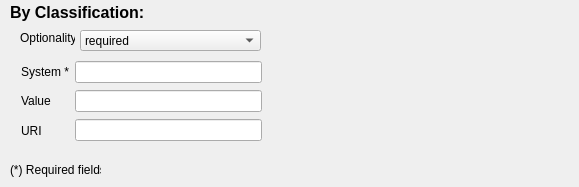
First picture: the form in GUI_Windows/Filters-Requirements/by_classification.ui, repository ivanfelipeib/Masterarbeit, before the edit.
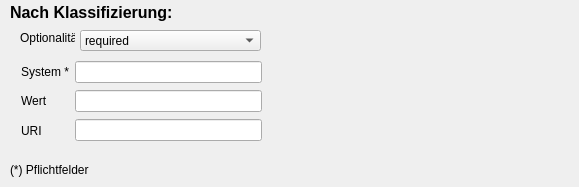
Second picture: the form after the edit.

```diff
--- a/GUI_Windows/Filters-Requirements/by_classification.ui
+++ b/GUI_Windows/Filters-Requirements/by_classification.ui
@@ -32,7 +32,7 @@
      </font>
     </property>
     <property name="text">
-     <string>By Classification:</string>
+     <string>Nach Klassifizierung:</string>
     </property>
    </widget>
    <widget class="QLabel" name="label_3">
@@ -45,7 +45,7 @@
      </rect>
     </property>
     <property name="text">
-     <string>(*) Required fields</string>
+     <string>(*) Pflichtfelder</string>
     </property>
    </widget>
    <widget class="QWidget" name="layoutWidget">
@@ -70,7 +70,7 @@
        <item>
         <widget class="QLabel" name="lbl_value">
          <property name="text">
-          <string>Value</string>
+          <string>Wert</string>
          </property>
         </widget>
        </item>
@@ -133,7 +133,7 @@
      </rect>
     </property>
     <property name="text">
-     <string>Optionality</string>
+     <string>Optionalität:</string>
     </property>
    </widget>
   </widget>
```
